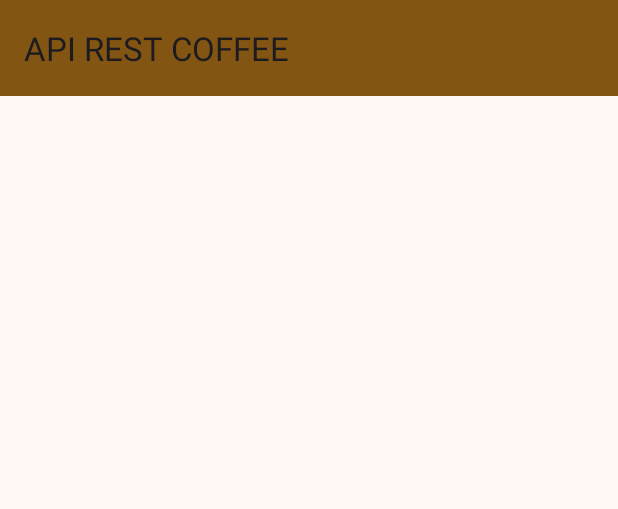
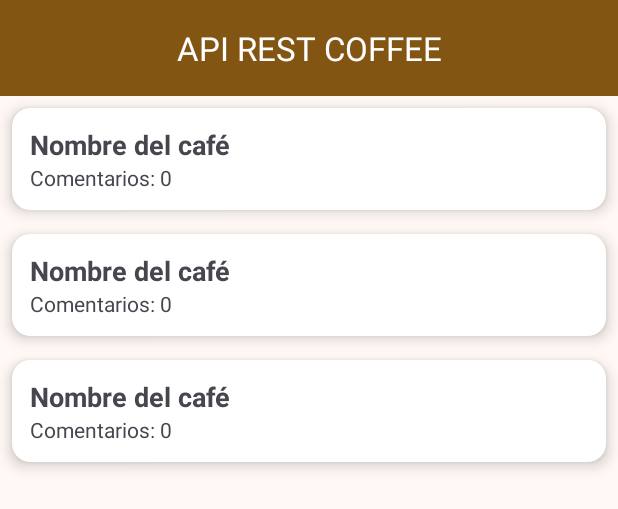
Before and after one commit to 0l3x/KotlinCoffeeApi, an Android app: the layout activity_main.xml on its own in the app's theme, with its tools: preview values and no code run, on a phone screen of 412 x 824 dp. Shown: the top 509 px of the screen. Run offline under Robolectric (Android 15) with nearby library versions, the phone set to English and light mode, and no system bars.

```diff
--- a/Practica5_APIPropia/app/build.gradle.kts
+++ b/Practica5_APIPropia/app/build.gradle.kts
@@ -59,4 +59,6 @@ dependencies {
 
     implementation("androidx.datastore:datastore-preferences:1.1.3")
     implementation("androidx.datastore:datastore-core:1.1.3")
+
+    implementation ("androidx.swiperefreshlayout:swiperefreshlayout:1.1.0")
 }
--- a/Practica5_APIPropia/app/src/main/java/edu/olexandergalaktionov/apirestcoffee/data/Retrofit2Api.kt
+++ b/Practica5_APIPropia/app/src/main/java/edu/olexandergalaktionov/apirestcoffee/data/Retrofit2Api.kt
@@ -13,6 +13,7 @@ import retrofit2.http.GET
 import retrofit2.http.Header
 import retrofit2.http.Headers
 import retrofit2.http.POST
+import retrofit2.http.Path
 
 class Retrofit2Api {
     companion object {
@@ -43,10 +44,10 @@ interface Retrofit2ApiInterface {
     suspend fun getAll(@Header("Authorization") token: String): List<CoffeeList>
 
     @GET("coffee/{id}")
-    suspend fun getCoffeeById(@Header("Authorization") token: String, id: Int): CoffeeId
+    suspend fun getCoffeeById(@Header("Authorization") token: String, @Path("id") id: Int): CoffeeId
 
     @GET("comments/{idCoffee}")
-    suspend fun getComments(@Header("Authorization") token: String, idCoffee: Int): List<CoffeeComments>
+    suspend fun getComments(@Header("Authorization") token: String, @Path("idCoffee")idCoffee: Int): List<CoffeeComments>
 
     @POST("comments")
     @Headers("Content-Type: application/json")
--- a/Practica5_APIPropia/app/src/main/java/edu/olexandergalaktionov/apirestcoffee/model/CoffeeId.kt
+++ b/Practica5_APIPropia/app/src/main/java/edu/olexandergalaktionov/apirestcoffee/model/CoffeeId.kt
@@ -1,7 +1,11 @@
 package edu.olexandergalaktionov.apirestcoffee.model
 
+import com.google.gson.annotations.SerializedName
+
 data class CoffeeId(
-    val coffeeId: Int,
+    val id: Int,
+    @SerializedName("coffee_name")
     val coffeeName: String,
+    @SerializedName("coffee_desc")
     val coffeeDesc: String
 )
--- a/Practica5_APIPropia/app/src/main/res/layout/activity_main.xml
+++ b/Practica5_APIPropia/app/src/main/res/layout/activity_main.xml
@@ -1,11 +1,12 @@
 <?xml version="1.0" encoding="utf-8"?>
-<androidx.coordinatorlayout.widget.CoordinatorLayout xmlns:android="http://schemas.android.com/apk/res/android"
+<androidx.coordinatorlayout.widget.CoordinatorLayout
+    xmlns:android="http://schemas.android.com/apk/res/android"
     xmlns:app="http://schemas.android.com/apk/res-auto"
     xmlns:tools="http://schemas.android.com/tools"
     android:id="@+id/main"
     android:layout_width="match_parent"
     android:layout_height="match_parent"
-    tools:context=".MainActivity" >
+    tools:context=".MainActivity">
 
     <com.google.android.material.appbar.AppBarLayout
         android:id="@+id/appBarLayout"
@@ -22,14 +23,25 @@
             android:theme="?attr/actionBarTheme"
             app:layout_scrollEffect="compress"
             app:layout_scrollFlags="scroll|enterAlways|snap"
-            app:title="@string/app_name" />
-
+            app:title="@string/app_name"
+            app:titleCentered="true"
+            app:titleTextColor="?attr/colorOnPrimary"
+            app:subtitleTextColor="?attr/colorOnPrimary"
+            app:subtitleCentered="true"
+            android:background="?attr/colorPrimary" />
     </com.google.android.material.appbar.AppBarLayout>
 
-    <androidx.recyclerview.widget.RecyclerView
-        android:id="@+id/recyclerView"
+    <androidx.swiperefreshlayout.widget.SwipeRefreshLayout
+        android:id="@+id/swipeRefresh"
         android:layout_width="match_parent"
-        android:layout_height="match_parent" />
+        android:layout_height="match_parent"
+        app:layout_behavior="@string/appbar_scrolling_view_behavior">
 
-
+        <androidx.recyclerview.widget.RecyclerView
+            android:id="@+id/recyclerView"
+            android:layout_width="match_parent"
+            android:layout_height="match_parent"
+            app:layoutManager="androidx.recyclerview.widget.LinearLayoutManager"
+            tools:listitem="@layout/item_coffee" />
+    </androidx.swiperefreshlayout.widget.SwipeRefreshLayout>
 </androidx.coordinatorlayout.widget.CoordinatorLayout>
--- a/Practica5_APIPropia/app/src/main/res/layout/item_coffee.xml
+++ b/Practica5_APIPropia/app/src/main/res/layout/item_coffee.xml
@@ -1,9 +1,25 @@
 <?xml version="1.0" encoding="utf-8"?>
-<LinearLayout xmlns:android="http://schemas.android.com/apk/res/android"
-    android:orientation="vertical"
+<androidx.cardview.widget.CardView xmlns:android="http://schemas.android.com/apk/res/android"
+    xmlns:card_view="http://schemas.android.com/apk/res-auto"
     android:layout_width="match_parent"
     android:layout_height="wrap_content"
-    android:padding="12dp">
+    android:layout_margin="8dp"
+    card_view:cardCornerRadius="12dp"
+    card_view:cardElevation="6dp"
+    android:foreground="?attr/selectableItemBackground">
+
+    <LinearLayout
+        android:orientation="horizontal"
+        android:layout_width="match_parent"
+        android:layout_height="wrap_content"
+        android:padding="12dp"
+        android:gravity="center_vertical">
+
+        <LinearLayout
+            android:orientation="vertical"
+            android:layout_width="0dp"
+            android:layout_weight="1"
+            android:layout_height="wrap_content">
 
             <TextView
                 android:id="@+id/tvCoffeeName"
@@ -11,12 +27,14 @@
                 android:layout_height="wrap_content"
                 android:text="@string/coffee_name"
                 android:textStyle="bold"
-        android:textSize="18sp"/>
+                android:textSize="18sp" />
 
             <TextView
                 android:id="@+id/tvComments"
                 android:layout_width="wrap_content"
                 android:layout_height="wrap_content"
                 android:text="@string/comments"
-        android:textSize="14sp"/>
+                android:textSize="14sp" />
         </LinearLayout>
+    </LinearLayout>
+</androidx.cardview.widget.CardView>
--- a/Practica5_APIPropia/app/src/main/res/values/strings.xml
+++ b/Practica5_APIPropia/app/src/main/res/values/strings.xml
@@ -3,4 +3,7 @@
     <string name="coffee_name">Nombre del café</string>
     <string name="comments">Comentarios: 0</string>
     <string name="close_session">Cerrar sesión</string>
+    <string name="coffee_description">Descripcion del cafe</string>
+    <string name="usuario">Usuario</string>
+    <string name="user_comment">Comentario del usuario</string>
 </resources>
```
Also changed, not shown: Practica5_APIPropia/app/src/main/AndroidManifest.xml (+5 -2 lines), Practica5_APIPropia/app/src/main/java/edu/olexandergalaktionov/apirestcoffee/CoffeeAdapter.kt (+20 -4 lines), Practica5_APIPropia/app/src/main/java/edu/olexandergalaktionov/apirestcoffee/CoffeeDetail.kt (added, +98 -0 lines), Practica5_APIPropia/app/src/main/java/edu/olexandergalaktionov/apirestcoffee/CommentAdapter.kt (added, +30 -0 lines), Practica5_APIPropia/app/src/main/java/edu/olexandergalaktionov/apirestcoffee/MainActivity.kt (+25 -21 lines), Practica5_APIPropia/app/src/main/res/drawable/card_border.xml (added, +8 -0 lines), Practica5_APIPropia/app/src/main/res/layout/activity_coffee_detail.xml (added, +79 -0 lines), Practica5_APIPropia/app/src/main/res/layout/item_comment.xml (added, +37 -0 lines). Lines whose indentation alone changed are shown as unchanged.
